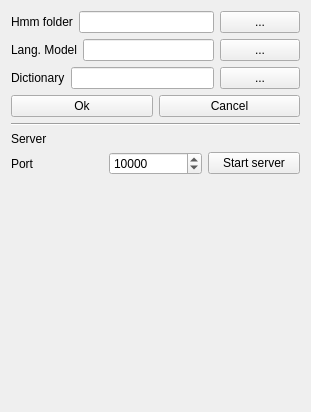
Above: SpeechMe/ui/config.ui from emiguelt/SpeechMe before the change. Below: the same form after it.
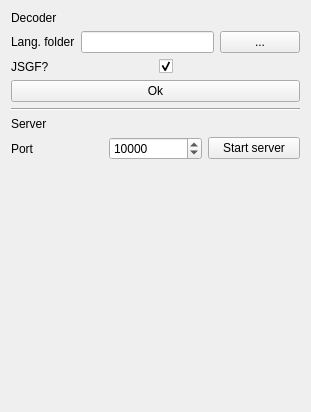
That is the form after the change.

The edit to the form file:
```diff
--- a/SpeechMe/ui/config.ui
+++ b/SpeechMe/ui/config.ui
@@ -14,12 +14,19 @@
    <string>Form</string>
   </property>
   <layout class="QVBoxLayout" name="verticalLayout">
+   <item>
+    <widget class="QLabel" name="label_6">
+     <property name="text">
+      <string>Decoder</string>
+     </property>
+    </widget>
+   </item>
    <item>
     <layout class="QHBoxLayout" name="horizontalLayout">
      <item>
       <widget class="QLabel" name="label">
        <property name="text">
-        <string>Hmm folder</string>
+        <string>Lang. folder</string>
        </property>
       </widget>
      </item>
@@ -40,38 +47,17 @@
      <item>
       <widget class="QLabel" name="label_2">
        <property name="text">
-        <string>Lang. Model</string>
+        <string>JSGF?</string>
        </property>
       </widget>
      </item>
      <item>
-      <widget class="QLineEdit" name="lmLineEdit"/>
-     </item>
-     <item>
-      <widget class="QPushButton" name="lmButton">
+      <widget class="QCheckBox" name="jsgf">
        <property name="text">
-        <string>...</string>
+        <string/>
        </property>
-      </widget>
-     </item>
-    </layout>
-   </item>
-   <item>
-    <layout class="QHBoxLayout" name="horizontalLayout_3">
-     <item>
-      <widget class="QLabel" name="label_3">
-       <property name="text">
-        <string>Dictionary</string>
-       </property>
-      </widget>
-     </item>
-     <item>
-      <widget class="QLineEdit" name="dictLineEdit"/>
-     </item>
-     <item>
-      <widget class="QPushButton" name="dictButton">
-       <property name="text">
-        <string>...</string>
+       <property name="checked">
+        <bool>true</bool>
        </property>
       </widget>
      </item>
@@ -86,13 +72,6 @@
        </property>
       </widget>
      </item>
-     <item>
-      <widget class="QPushButton" name="cancelButton">
-       <property name="text">
-        <string>Cancel</string>
-       </property>
-      </widget>
-     </item>
     </layout>
    </item>
    <item>
```
Left out of the diff: 13 changed lines with no effect on the pictures.
